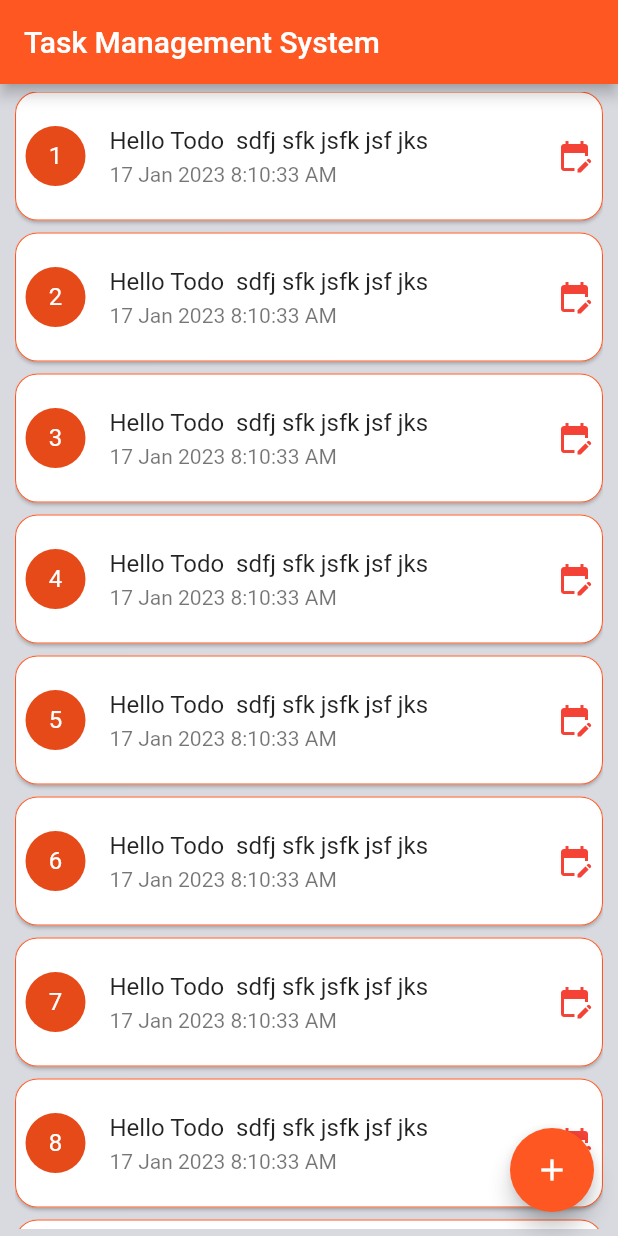
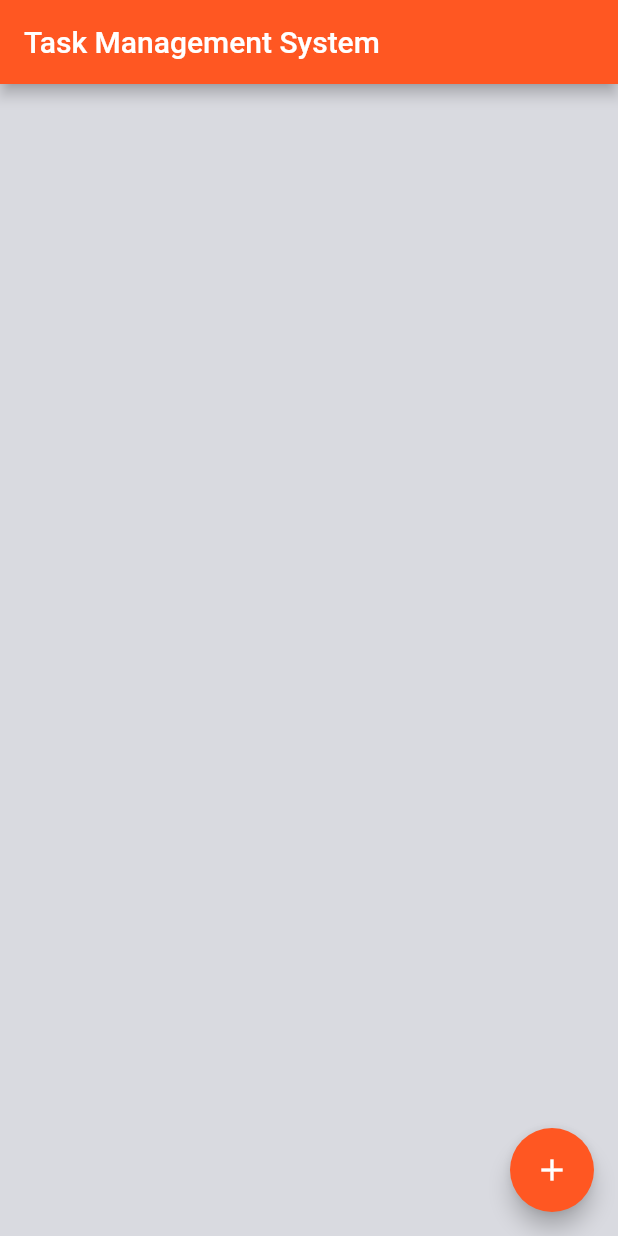
Before and after one commit to Ridoy-paul/static-todo-app-by-flutter, a Flutter app: the screen it shows after launch, on a phone screen of 412 x 824 dp. Run offline on Flutter 3.47's test engine with Material 2 defaults, Android fonts, the phone set to English and light mode, and no system bars.

```diff
--- a/lib/homeScreen.dart
+++ b/lib/homeScreen.dart
@@ -1,6 +1,7 @@
 import 'package:flutter/material.dart';
 import 'add_new_task_modal.dart';
 import 'update_task_modal.dart';
+import 'model/TaskBrain.dart';
 
 class HomePage extends StatefulWidget {
   const HomePage({super.key});
@@ -10,6 +11,9 @@ class HomePage extends StatefulWidget {
 }
 
 class _HomePageState extends State<HomePage> {
+
+  List<Task> taskList = [];
+
   @override
   Widget build(BuildContext context) {
     return Scaffold(
@@ -21,11 +25,12 @@ class _HomePageState extends State<HomePage> {
         child: Container(
           margin: const EdgeInsets.only(left: 10, right: 10, top: 5, bottom: 5),
           child: ListView.builder(
-            itemCount: 100,
+            itemCount: taskList.length,
             itemBuilder: (BuildContext context, index) {
               index++;
               return TaskItem(
                 index: index,
+                taskInfo: taskList[index],
               );
             },
           ),
@@ -39,7 +44,11 @@ class _HomePageState extends State<HomePage> {
             // Set this to true to make the content scrollable
             context: context,
             builder: (BuildContext context) {
-              return const AddToDoModal();
+              return AddToDoModal(
+                onAddTap: (Task task) {
+                  addTask(task);
+                },
+              );
             },
           );
         },
@@ -47,13 +56,22 @@ class _HomePageState extends State<HomePage> {
       ),
     );
   }
+
+  void addTask(Task task) {
+    setState(() {
+      taskList.add(task);
+    });
+  }
+
 }
 
 class TaskItem extends StatelessWidget {
   final index;
+  final taskInfo;
 
-  TaskItem({
+  const TaskItem({super.key,
     required this.index,
+    required this.taskInfo,
   });
 
   @override
@@ -79,7 +97,7 @@ class TaskItem extends StatelessWidget {
                 child: Text("$index"),
               ),
               contentPadding: const EdgeInsets.all(2),
-              title: Text("Hello Todo  sdfj sfk jsfk jsf jks"),
+              title: Text("${taskInfo[index].title}"),
               subtitle: Padding(
                 padding: const EdgeInsets.only(top: 5),
                 child: Text("17 Jan 2023 8:10:33 AM"),
--- /dev/null
+++ b/lib/model/TaskBrain.dart
@@ -0,0 +1,12 @@
+class Task {
+  String? title;
+  DateTime? createdDateTime, updatedDateTime;
+  int? readStatus;
+
+  Task({
+    required this.title,
+    required this.createdDateTime,
+    required this.updatedDateTime,
+    this.readStatus = 0,
+  });
+}
```
Also changed, not shown: lib/add_new_task_modal.dart (+10 -1 lines), lib/model/todoBrain.dart (deleted).
